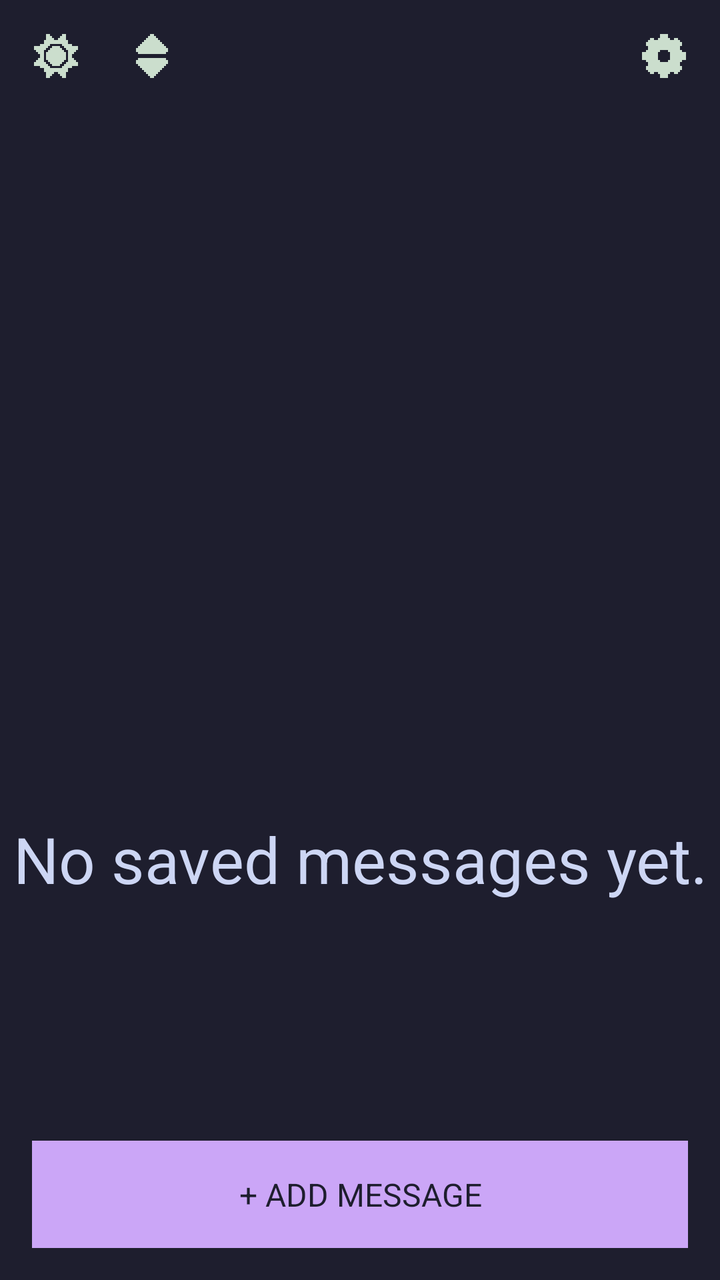
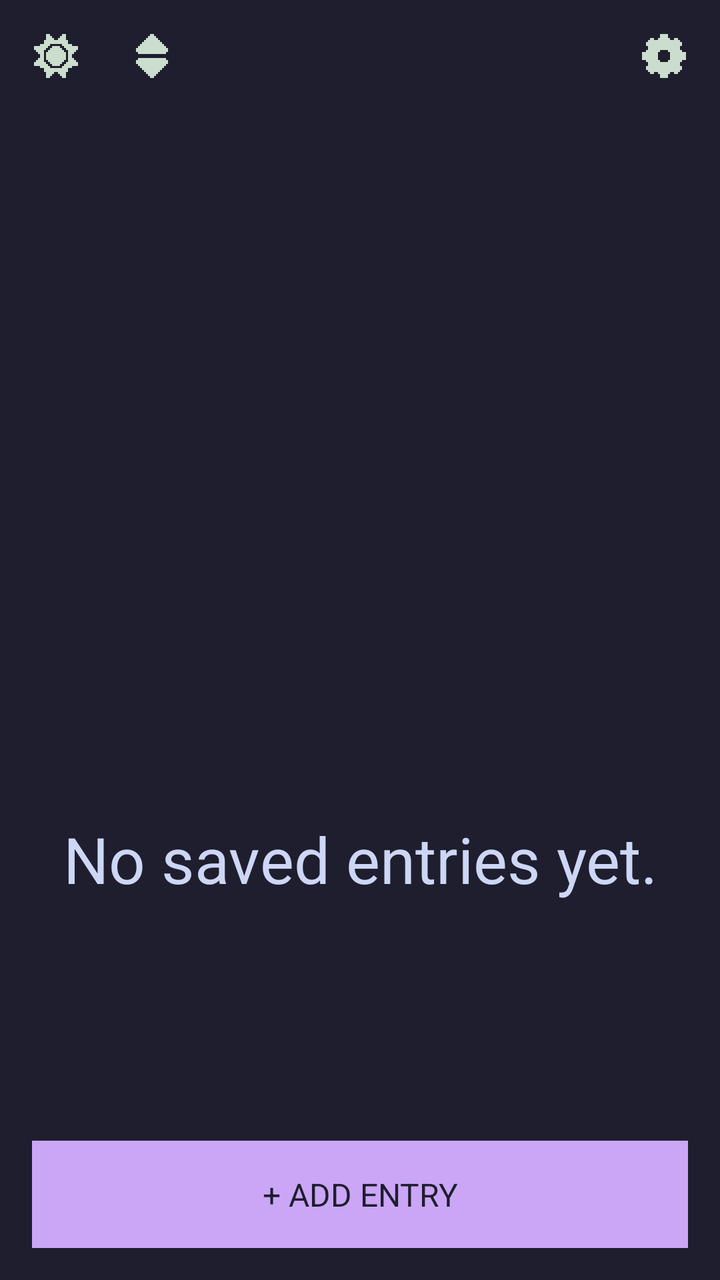

An Android layout rendered at two revisions. The XML below is the earlier revision; the diff shows what the commit changed to produce the second picture.
<!-- AndroidManifest.xml: application theme Theme.Okapi -->
<!-- res/layout/activity_main.xml -->
<?xml version="1.0" encoding="utf-8"?>
<LinearLayout xmlns:android="http://schemas.android.com/apk/res/android"
    android:id="@+id/root"
    style="@style/VerticalList"
    android:layout_height="match_parent"
    android:background="@color/base">

    <LinearLayout
        android:id="@+id/toolbar_row"
        style="@style/HorizontalList"
        android:padding="4sp">

        <FrameLayout
            android:id="@+id/theme_btn"
            android:layout_width="wrap_content"
            android:layout_height="wrap_content"
            android:padding="@dimen/small">

            <ImageView
                style="@style/Icon24"
            android:contentDescription="@string/altdescr_switch_theme"
                android:src="@drawable/px_sun"
                android:id="@+id/theme_icon" />
        </FrameLayout>

        <FrameLayout
            android:id="@+id/sort_btn"
            android:layout_width="wrap_content"
            android:layout_height="wrap_content"
            android:padding="@dimen/small">

            <ImageView
                style="@style/Icon24"
            android:contentDescription="@string/altdescr_sort"
                android:src="@drawable/px_sort" />
        </FrameLayout>

        <FrameLayout
            android:id="@+id/list_btn"
            android:visibility="gone"
            android:layout_width="wrap_content"
            android:layout_height="wrap_content"
            android:padding="@dimen/small">

            <ImageView
                style="@style/Icon24"
            android:contentDescription="@string/altdescr_show_list"
                android:src="@drawable/px_bullet_list" />
        </FrameLayout>

        <FrameLayout
            android:id="@+id/delete_btn"
            android:visibility="gone"
            android:layout_width="wrap_content"
            android:layout_height="wrap_content"
            android:padding="@dimen/small">

            <ImageView
                style="@style/Icon24"
            android:contentDescription="@string/altdescr_delete"
                android:src="@drawable/px_trash" />
        </FrameLayout>

        <FrameLayout
            android:id="@+id/save_btn"
            android:visibility="gone"
            android:layout_width="wrap_content"
            android:layout_height="wrap_content"
            android:padding="@dimen/small">

            <ImageView
                style="@style/Icon24"
            android:contentDescription="@string/altdescr_save"
                android:src="@drawable/px_disk" />
        </FrameLayout>

        <FrameLayout
            android:id="@+id/preview_btn"
            android:visibility="gone"
            android:layout_width="wrap_content"
            android:layout_height="wrap_content"
            android:padding="@dimen/small">

            <ImageView
                style="@style/Icon24"
            android:contentDescription="@string/altdescr_preview"
                android:src="@drawable/px_bullhorn" />
        </FrameLayout>

        <FrameLayout
            android:id="@+id/send_btn"
            android:visibility="gone"
            android:layout_width="wrap_content"
            android:layout_height="wrap_content"
            android:padding="@dimen/small">

            <ImageView
                style="@style/Icon24"
                android:contentDescription="@string/altdescr_send_usb"
                android:src="@drawable/px_keyboard" />
        </FrameLayout>

        <View
            android:layout_width="0dp"
            android:layout_height="0dp"
            android:layout_weight="1" />

        <FrameLayout
            android:id="@+id/settings_btn"
            android:layout_width="wrap_content"
            android:layout_height="wrap_content"
            android:padding="@dimen/small">

            <ImageView
                style="@style/Icon24"
            android:contentDescription="@string/altdescr_open_settings"
                android:src="@drawable/px_cog" />
        </FrameLayout>

    </LinearLayout>

    <LinearLayout
        android:id="@+id/list_view"
        style="@style/VerticalList"
        android:layout_height="0dp"
        android:layout_weight="1">

        <ListView
            android:id="@+id/messages_list"
            android:layout_width="match_parent"
            android:layout_height="0dp"
            android:layout_weight="1"
            android:background="@android:color/transparent"
            android:cacheColorHint="@android:color/transparent"
            android:fadingEdge="none"
            android:overScrollMode="never"
            android:scrollbars="none" />

        <TextView
            android:id="@+id/empty_label"
            style="@style/H2_Center"
            android:layout_height="0dp"
            android:layout_weight="1"
            android:text="@string/label_no_messages" />

        <Button
            android:id="@+id/add_btn"
            style="@style/BTN"
            android:layout_margin="16dp"
            android:text="@string/btn_add_message" />
    </LinearLayout>

    <EditText
        android:id="@+id/edit_view"
        android:layout_width="match_parent"
        android:layout_height="0dp"
        android:layout_weight="1"
        android:background="@android:color/transparent"
        android:gravity="center_vertical"
        android:hint="@string/hint_new_message"
        android:inputType="textMultiLine"
        android:padding="16dp"
        android:textColor="@color/accent"
        android:textSize="@dimen/h1"
        android:visibility="gone" />

    <FrameLayout
        android:id="@+id/preview_view"
        android:layout_width="match_parent"
        android:layout_height="0dp"
        android:layout_weight="1"
        android:background="@color/base"
        android:visibility="gone">

        <TextView
            android:id="@+id/preview_text"
            android:layout_width="match_parent"
            android:layout_height="match_parent"
            android:gravity="center_vertical"
            android:padding="16dp"
            android:textColor="@color/accent" />

        <FrameLayout
            android:id="@+id/preview_close_btn"
            android:layout_width="wrap_content"
            android:layout_height="wrap_content"
            android:layout_gravity="top|right"
            android:padding="@dimen/small">

            <ImageView
                style="@style/Icon24"
                android:contentDescription="@string/altdescr_close_preview"
                android:src="@drawable/px_times" />
        </FrameLayout>
    </FrameLayout>

</LinearLayout>
<!-- resources referenced by this layout -->
<resources>
  <color name="accent">#CBA6F7</color>
  <color name="base">#1E1E2E</color>
  <dimen name="h1">72sp</dimen>
  <dimen name="small">12sp</dimen>
  <!-- drawable px_bullet_list (drawable) -->
  <vector xmlns:android="http://schemas.android.com/apk/res/android"
      android:width="24dp"
      android:height="24dp"
      android:viewportWidth="24"
      android:viewportHeight="24">
      <path
          android:fillColor="#CBDECD"
          android:pathData="M2,5L2,8L5,8L5,5L2,5zM10,5L10,6L9,6L9,7L10,7L10,8L22,8L22,7L23,7L23,6L22,6L22,5L10,5zM2,11L2,14L5,14L5,11L2,11zM10,11L10,12L9,12L9,13L10,13L10,14L22,14L22,13L23,13L23,12L22,12L22,11L10,11zM2,17L2,20L5,20L5,17L2,17zM10,17L10,18L9,18L9,19L10,19L10,20L22,20L22,19L23,19L23,18L22,18L22,17L10,17z" />
  </vector>
  <!-- drawable px_bullhorn (drawable) -->
  <vector xmlns:android="http://schemas.android.com/apk/res/android"
      android:width="24dp"
      android:height="24dp"
      android:viewportWidth="24"
      android:viewportHeight="24">
    <path
        android:fillColor="#CBDECD"
        android:pathData="M19,2L19,3L18,3L18,4L16,4L16,5L14,5L14,6L12,6L12,7L10,7L10,16L12,16L12,17L14,17L14,18L16,18L16,19L18,19L18,20L19,20L19,21L20,21L20,2L19,2zM2,7L2,8L1,8L1,15L2,15L2,16L5,16L5,21L6,21L6,22L8,22L8,7L2,7zM21,9L21,14L22,14L22,13L23,13L23,10L22,10L22,9L21,9z"/>
  </vector>
  <!-- drawable px_disk (drawable) -->
  <vector xmlns:android="http://schemas.android.com/apk/res/android"
      android:width="24dp"
      android:height="24dp"
      android:viewportWidth="24"
      android:viewportHeight="24">
      <path
          android:fillColor="#CBDECD"
          android:pathData="m22,7v-1h-1v-1h-1v-1h-1v-1h-1v-1h-1v-1L2,1v1h-1v20h1v1h20v-1h1L23,7h-1ZM9,19v-4h1v-1h4v1h1v4h-1v1h-4v-1h-1ZM16,10L4,10v-6h12v6Z" />
  </vector>
  <!-- drawable px_keyboard (drawable) -->
  <vector xmlns:android="http://schemas.android.com/apk/res/android"
      android:width="24dp"
      android:height="24dp"
      android:viewportWidth="24"
      android:viewportHeight="24">
    <path
        android:fillColor="#CBDECD"
        android:pathData="M1,5L23,5L23,19L1,19zM3,7L3,17L21,17L21,7zM5,9L7,9L7,11L5,11zM9,9L11,9L11,11L9,11zM13,9L15,9L15,11L13,11zM17,9L19,9L19,11L17,11zM5,13L7,13L7,15L5,15zM9,13L15,13L15,15L9,15zM17,13L19,13L19,15L17,15z"/>
  </vector>
  <!-- drawable px_times (drawable) -->
  <vector xmlns:android="http://schemas.android.com/apk/res/android"
      android:width="24dp"
      android:height="24dp"
      android:viewportWidth="24"
      android:viewportHeight="24">
      <path
          android:fillColor="#CBDECD"
          android:pathData="M15,13l1,0l0,1l1,0l0,1l1,0l0,1l1,0l0,1l1,0l0,1l1,0l0,1l1,0l0,1l-1,0l0,1l-1,0l0,1l-1,0l0,-1l-1,0l0,-1l-1,0l0,-1l-1,0l0,-1l-1,0l0,-1l-1,0l0,-1l-1,0l0,-1l-2,0l0,1l-1,0l0,1l-1,0l0,1l-1,0l0,1l-1,0l0,1l-1,0l0,1l-1,0l0,1l-1,0l0,-1l-1,0l0,-1l-1,0l0,-1l1,0l0,-1l1,0l0,-1l1,0l0,-1l1,0l0,-1l1,0l0,-1l1,0l0,-1l1,0l0,-2l-1,0l0,-1l-1,0l0,-1l-1,0l0,-1l-1,0l0,-1l-1,0l0,-1l-1,0l0,-1l-1,0l0,-1l1,0l0,-1l1,0l0,-1l1,0l0,1l1,0l0,1l1,0l0,1l1,0l0,1l1,0l0,1l1,0l0,1l1,0l0,1l2,0l0,-1l1,0l0,-1l1,0l0,-1l1,0l0,-1l1,0l0,-1l1,0l0,-1l1,0l0,-1l1,0l0,1l1,0l0,1l1,0l0,1l-1,0l0,1l-1,0l0,1l-1,0l0,1l-1,0l0,1l-1,0l0,1l-1,0l0,1l-1,0l0,2z" />
  </vector>
  <string name="altdescr_close_preview">Close preview</string>
  <string name="altdescr_delete">Delete</string>
  <string name="altdescr_open_settings">Open Settings</string>
  <string name="altdescr_preview">Preview message</string>
  <string name="altdescr_save">Save</string>
  <string name="altdescr_send_usb">Type this text on the computer over USB</string>
  <string name="altdescr_show_list">Show saved messages</string>
  <string name="altdescr_sort">Reorder messages</string>
  <string name="altdescr_switch_theme">Switch between light and dark</string>
  <string name="btn_add_message">+ ADD MESSAGE</string>
  <string name="hint_new_message">New Message</string>
  <string name="label_no_messages">No saved messages yet.</string>
  <dimen name="text">16sp</dimen>
  <color name="text">#CDD6F4</color>
  <dimen name="h2">32sp</dimen>
  <!-- unchanged entries left out for length: 12 -->
</resources>

<!-- the commit's change to res/layout/activity_main.xml (unified diff, before → after) -->
@@ -17,10 +17,10 @@
             android:padding="@dimen/small">
 
             <ImageView
+                android:id="@+id/theme_icon"
                 style="@style/Icon24"
-            android:contentDescription="@string/altdescr_switch_theme"
-                android:src="@drawable/px_sun"
-                android:id="@+id/theme_icon" />
+                android:contentDescription="@string/altdescr_switch_theme"
+                android:src="@drawable/px_sun" />
         </FrameLayout>
 
         <FrameLayout
@@ -31,73 +31,21 @@
 
             <ImageView
                 style="@style/Icon24"
-            android:contentDescription="@string/altdescr_sort"
+                android:contentDescription="@string/altdescr_sort"
                 android:src="@drawable/px_sort" />
         </FrameLayout>
 
         <FrameLayout
-            android:id="@+id/list_btn"
-            android:visibility="gone"
+            android:id="@+id/delete_btn"
             android:layout_width="wrap_content"
             android:layout_height="wrap_content"
-            android:padding="@dimen/small">
+            android:padding="@dimen/small"
+            android:visibility="gone">
 
             <ImageView
                 style="@style/Icon24"
-            android:contentDescription="@string/altdescr_show_list"
-                android:src="@drawable/px_bullet_list" />
-        </FrameLayout>
-
-        <FrameLayout
-            android:id="@+id/delete_btn"
-            android:visibility="gone"
-            android:layout_width="wrap_content"
-            android:layout_height="wrap_content"
-            android:padding="@dimen/small">
-
-            <ImageView
-                style="@style/Icon24"
-            android:contentDescription="@string/altdescr_delete"
+                android:contentDescription="@string/altdescr_delete"
                 android:src="@drawable/px_trash" />
-        </FrameLayout>
-
-        <FrameLayout
-            android:id="@+id/save_btn"
-            android:visibility="gone"
-            android:layout_width="wrap_content"
-            android:layout_height="wrap_content"
-            android:padding="@dimen/small">
-
-            <ImageView
-                style="@style/Icon24"
-            android:contentDescription="@string/altdescr_save"
-                android:src="@drawable/px_disk" />
-        </FrameLayout>
-
-        <FrameLayout
-            android:id="@+id/preview_btn"
-            android:visibility="gone"
-            android:layout_width="wrap_content"
-            android:layout_height="wrap_content"
-            android:padding="@dimen/small">
-
-            <ImageView
-                style="@style/Icon24"
-            android:contentDescription="@string/altdescr_preview"
-                android:src="@drawable/px_bullhorn" />
-        </FrameLayout>
-
-        <FrameLayout
-            android:id="@+id/send_btn"
-            android:visibility="gone"
-            android:layout_width="wrap_content"
-            android:layout_height="wrap_content"
-            android:padding="@dimen/small">
-
-            <ImageView
-                style="@style/Icon24"
-                android:contentDescription="@string/altdescr_send_usb"
-                android:src="@drawable/px_keyboard" />
         </FrameLayout>
 
         <View
@@ -113,7 +61,7 @@
 
             <ImageView
                 style="@style/Icon24"
-            android:contentDescription="@string/altdescr_open_settings"
+                android:contentDescription="@string/altdescr_open_settings"
                 android:src="@drawable/px_cog" />
         </FrameLayout>
 
@@ -150,48 +98,94 @@
             android:text="@string/btn_add_message" />
     </LinearLayout>
 
-    <EditText
+    <LinearLayout
         android:id="@+id/edit_view"
-        android:layout_width="match_parent"
+        style="@style/VerticalList"
         android:layout_height="0dp"
         android:layout_weight="1"
-        android:background="@android:color/transparent"
-        android:gravity="center_vertical"
-        android:hint="@string/hint_new_message"
-        android:inputType="textMultiLine"
-        android:padding="16dp"
-        android:textColor="@color/accent"
-        android:textSize="@dimen/h1"
-        android:visibility="gone" />
-
-    <FrameLayout
-        android:id="@+id/preview_view"
-        android:layout_width="match_parent"
-        android:layout_height="0dp"
-        android:layout_weight="1"
-        android:background="@color/base"
+        android:paddingLeft="16dp"
+        android:paddingRight="16dp"
+        android:paddingBottom="16dp"
         android:visibility="gone">
 
-        <TextView
-            android:id="@+id/preview_text"
+        <ScrollView
             android:layout_width="match_parent"
-            android:layout_height="match_parent"
-            android:gravity="center_vertical"
-            android:padding="16dp"
-            android:textColor="@color/accent" />
+            android:layout_height="0dp"
+            android:layout_weight="1"
+            android:fadingEdge="none"
+            android:fillViewport="true"
+            android:overScrollMode="never"
+            android:scrollbars="none">
 
-        <FrameLayout
-            android:id="@+id/preview_close_btn"
-            android:layout_width="wrap_content"
-            android:layout_height="wrap_content"
-            android:layout_gravity="top|right"
-            android:padding="@dimen/small">
+            <LinearLayout style="@style/VerticalList_BG2">
 
-            <ImageView
-                style="@style/Icon24"
-                android:contentDescription="@string/altdescr_close_preview"
-                android:src="@drawable/px_times" />
-        </FrameLayout>
-    </FrameLayout>
+                <TextView
+                    style="@style/Text"
+                    android:text="@string/label_name" />
 
+                <EditText
+                    android:id="@+id/field_name"
+                    style="@style/EditText"
+                    android:inputType="textNoSuggestions" />
+
+                <View style="@style/SeparatorListVertical" />
+
+                <TextView
+                    style="@style/Text"
+                    android:text="@string/label_user" />
+
+                <EditText
+                    android:id="@+id/field_user"
+                    style="@style/EditText"
+                    android:inputType="textNoSuggestions" />
+
+                <View style="@style/SeparatorListVertical" />
+
+                <TextView
+                    style="@style/Text"
+                    android:text="@string/label_password" />
+
+                <EditText
+                    android:id="@+id/field_password"
+                    style="@style/EditText"
+                    android:inputType="textVisiblePassword" />
+
+                <View style="@style/SeparatorListVertical" />
+
+                <TextView
+                    style="@style/Text"
+                    android:text="@string/label_url" />
+
+                <EditText
+                    android:id="@+id/field_url"
+                    style="@style/EditText"
+                    android:inputType="textUri|textNoSuggestions" />
+
+                <View style="@style/SeparatorListVertical" />
+
+                <TextView
+                    style="@style/Text"
+                    android:text="@string/label_totp" />
+
+                <EditText
+                    android:id="@+id/field_totp"
+                    style="@style/EditText"
+                    android:inputType="textVisiblePassword" />
+            </LinearLayout>
+        </ScrollView>
+
+        <View style="@style/Separator" />
+
+        <Button
+            android:id="@+id/save_btn"
+            style="@style/BTN"
+            android:text="@string/btn_save" />
+
+        <View style="@style/SeparatorListVertical" />
+
+        <Button
+            android:id="@+id/cancel"
+            style="@style/BTN"
+            android:text="@string/btn_go_back" />
+    </LinearLayout>
 </LinearLayout>
<!-- resource entries referenced after the edit -->
@@ -2,72 +2,55 @@
 <resources>
   <color name="accent">#CBA6F7</color>
   <color name="base">#1E1E2E</color>
-  <dimen name="h1">72sp</dimen>
   <dimen name="small">12sp</dimen>
-  <!-- drawable px_bullet_list (drawable) -->
-  <vector xmlns:android="http://schemas.android.com/apk/res/android"
-      android:width="24dp"
-      android:height="24dp"
-      android:viewportWidth="24"
-      android:viewportHeight="24">
-      <path
-          android:fillColor="#CBDECD"
-          android:pathData="M2,5L2,8L5,8L5,5L2,5zM10,5L10,6L9,6L9,7L10,7L10,8L22,8L22,7L23,7L23,6L22,6L22,5L10,5zM2,11L2,14L5,14L5,11L2,11zM10,11L10,12L9,12L9,13L10,13L10,14L22,14L22,13L23,13L23,12L22,12L22,11L10,11zM2,17L2,20L5,20L5,17L2,17zM10,17L10,18L9,18L9,19L10,19L10,20L22,20L22,19L23,19L23,18L22,18L22,17L10,17z" />
-  </vector>
-  <!-- drawable px_bullhorn (drawable) -->
-  <vector xmlns:android="http://schemas.android.com/apk/res/android"
-      android:width="24dp"
-      android:height="24dp"
-      android:viewportWidth="24"
-      android:viewportHeight="24">
-    <path
-        android:fillColor="#CBDECD"
-        android:pathData="M19,2L19,3L18,3L18,4L16,4L16,5L14,5L14,6L12,6L12,7L10,7L10,16L12,16L12,17L14,17L14,18L16,18L16,19L18,19L18,20L19,20L19,21L20,21L20,2L19,2zM2,7L2,8L1,8L1,15L2,15L2,16L5,16L5,21L6,21L6,22L8,22L8,7L2,7zM21,9L21,14L22,14L22,13L23,13L23,10L22,10L22,9L21,9z"/>
-  </vector>
-  <!-- drawable px_disk (drawable) -->
-  <vector xmlns:android="http://schemas.android.com/apk/res/android"
-      android:width="24dp"
-      android:height="24dp"
-      android:viewportWidth="24"
-      android:viewportHeight="24">
-      <path
-          android:fillColor="#CBDECD"
-          android:pathData="m22,7v-1h-1v-1h-1v-1h-1v-1h-1v-1h-1v-1L2,1v1h-1v20h1v1h20v-1h1L23,7h-1ZM9,19v-4h1v-1h4v1h1v4h-1v1h-4v-1h-1ZM16,10L4,10v-6h12v6Z" />
-  </vector>
-  <!-- drawable px_keyboard (drawable) -->
-  <vector xmlns:android="http://schemas.android.com/apk/res/android"
-      android:width="24dp"
-      android:height="24dp"
-      android:viewportWidth="24"
-      android:viewportHeight="24">
-    <path
-        android:fillColor="#CBDECD"
-        android:pathData="M1,5L23,5L23,19L1,19zM3,7L3,17L21,17L21,7zM5,9L7,9L7,11L5,11zM9,9L11,9L11,11L9,11zM13,9L15,9L15,11L13,11zM17,9L19,9L19,11L17,11zM5,13L7,13L7,15L5,15zM9,13L15,13L15,15L9,15zM17,13L19,13L19,15L17,15z"/>
-  </vector>
-  <!-- drawable px_times (drawable) -->
-  <vector xmlns:android="http://schemas.android.com/apk/res/android"
-      android:width="24dp"
-      android:height="24dp"
-      android:viewportWidth="24"
-      android:viewportHeight="24">
-      <path
-          android:fillColor="#CBDECD"
-          android:pathData="M15,13l1,0l0,1l1,0l0,1l1,0l0,1l1,0l0,1l1,0l0,1l1,0l0,1l1,0l0,1l-1,0l0,1l-1,0l0,1l-1,0l0,-1l-1,0l0,-1l-1,0l0,-1l-1,0l0,-1l-1,0l0,-1l-1,0l0,-1l-1,0l0,-1l-2,0l0,1l-1,0l0,1l-1,0l0,1l-1,0l0,1l-1,0l0,1l-1,0l0,1l-1,0l0,1l-1,0l0,-1l-1,0l0,-1l-1,0l0,-1l1,0l0,-1l1,0l0,-1l1,0l0,-1l1,0l0,-1l1,0l0,-1l1,0l0,-1l1,0l0,-2l-1,0l0,-1l-1,0l0,-1l-1,0l0,-1l-1,0l0,-1l-1,0l0,-1l-1,0l0,-1l-1,0l0,-1l1,0l0,-1l1,0l0,-1l1,0l0,1l1,0l0,1l1,0l0,1l1,0l0,1l1,0l0,1l1,0l0,1l1,0l0,1l2,0l0,-1l1,0l0,-1l1,0l0,-1l1,0l0,-1l1,0l0,-1l1,0l0,-1l1,0l0,-1l1,0l0,1l1,0l0,1l1,0l0,1l-1,0l0,1l-1,0l0,1l-1,0l0,1l-1,0l0,1l-1,0l0,1l-1,0l0,1l-1,0l0,2z" />
-  </vector>
-  <string name="altdescr_close_preview">Close preview</string>
   <string name="altdescr_delete">Delete</string>
   <string name="altdescr_open_settings">Open Settings</string>
-  <string name="altdescr_preview">Preview message</string>
-  <string name="altdescr_save">Save</string>
-  <string name="altdescr_send_usb">Type this text on the computer over USB</string>
-  <string name="altdescr_show_list">Show saved messages</string>
   <string name="altdescr_sort">Reorder messages</string>
   <string name="altdescr_switch_theme">Switch between light and dark</string>
-  <string name="btn_add_message">+ ADD MESSAGE</string>
-  <string name="hint_new_message">New Message</string>
-  <string name="label_no_messages">No saved messages yet.</string>
+  <string name="btn_add_message">+ ADD ENTRY</string>
+  <string name="btn_go_back">GO BACK</string>
+  <string name="btn_save">SAVE</string>
+  <string name="label_name">NAME</string>
+  <string name="label_no_messages">No saved entries yet.</string>
+  <string name="label_password">PASSWORD</string>
+  <string name="label_totp">TOTP SECRET</string>
+  <string name="label_url">URL</string>
+  <string name="label_user">USER</string>
+  <style name="EditText" parent="BlockFlow">
+          <item name="android:textColor">@color/text</item>
+          <item name="android:textSize">@dimen/text</item>
+          <item name="android:background">@color/base</item>
+          <item name="android:paddingTop">16dp</item>
+          <item name="android:paddingBottom">16dp</item>
+          <item name="android:paddingLeft">8dp</item>
+          <item name="android:paddingRight">8dp</item>
+          <item name="android:maxLines">1</item>
+          <item name="android:singleLine">true</item>
+      </style>
+  <style name="Separator">
+          <item name="android:layout_width">match_parent</item>
+          <item name="android:layout_height">1dp</item>
+          <item name="android:background">@color/disabled</item>
+          <item name="android:layout_marginTop">16dp</item>
+          <item name="android:layout_marginBottom">16dp</item>
+      </style>
+  <style name="SeparatorListVertical">
+          <item name="android:layout_width">match_parent</item>
+          <item name="android:layout_height">@dimen/space_between_elements</item>
+      </style>
+  <style name="Text" parent="BlockFlow">
+          <item name="android:textColor">@color/text</item>
+          <item name="android:textSize">@dimen/text</item>
+      </style>
+  <style name="VerticalList_BG2" parent="VerticalList">
+          <item name="android:background">@color/surface_0</item>
+          <item name="android:padding">16dp</item>
+      </style>
   <dimen name="text">16sp</dimen>
   <color name="text">#CDD6F4</color>
+  <color name="disabled">#585B70</color>
+  <dimen name="space_between_elements">8dp</dimen>
+  <color name="surface_0">#45475A</color>
   <dimen name="h2">32sp</dimen>
   <!-- unchanged entries left out for length: 12 -->
 </resources>
